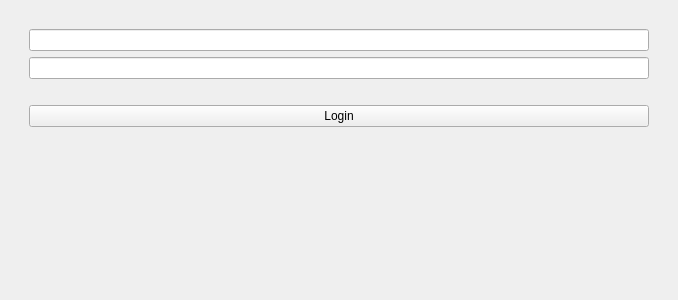
First picture: the form in src/login-dialog.ui, repository openeuler-mirror/ks-scmc-gui, before the edit.
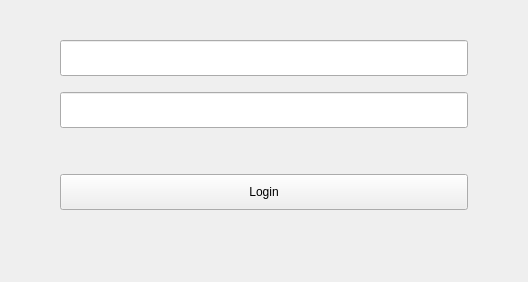
Second picture: the form after the edit.

Commit message:
fix(login):imrove ui
-完善样式

Diff of the .ui file:
```diff
--- a/src/login-dialog.ui
+++ b/src/login-dialog.ui
@@ -6,34 +6,84 @@
    <rect>
     <x>0</x>
     <y>0</y>
-    <width>678</width>
-    <height>300</height>
+    <width>528</width>
+    <height>282</height>
    </rect>
   </property>
   <property name="minimumSize">
    <size>
-    <width>600</width>
-    <height>300</height>
+    <width>528</width>
+    <height>282</height>
+   </size>
+  </property>
+  <property name="maximumSize">
+   <size>
+    <width>528</width>
+    <height>282</height>
    </size>
   </property>
   <property name="windowTitle">
    <string>Form</string>
   </property>
-  <layout class="QVBoxLayout" name="verticalLayout_3">
+  <layout class="QVBoxLayout" name="verticalLayout">
+   <property name="spacing">
+    <number>16</number>
+   </property>
+   <property name="leftMargin">
+    <number>60</number>
+   </property>
+   <property name="topMargin">
+    <number>40</number>
+   </property>
+   <property name="rightMargin">
+    <number>60</number>
+   </property>
+   <property name="bottomMargin">
+    <number>40</number>
+   </property>
    <item>
-    <widget class="QWidget" name="widget" native="true">
-     <layout class="QGridLayout" name="gridLayout">
-      <item row="0" column="0">
-       <widget class="QWidget" name="widget_3" native="true">
-        <layout class="QVBoxLayout" name="verticalLayout_2">
-         <item>
-          <widget class="QLineEdit" name="lineEdit_username"/>
+    <widget class="QLineEdit" name="lineEdit_username">
+     <property name="sizePolicy">
+      <sizepolicy hsizetype="Expanding" vsizetype="Fixed">
+       <horstretch>0</horstretch>
+       <verstretch>0</verstretch>
+      </sizepolicy>
+     </property>
+     <property name="minimumSize">
+      <size>
+       <width>0</width>
+       <height>36</height>
+      </size>
+     </property>
+     <property name="maximumSize">
+      <size>
+       <width>16777215</width>
+       <height>36</height>
+      </size>
+     </property>
+    </widget>
          </item>
          <item>
-          <widget class="QLineEdit" name="lineEdit_passwd"/>
+    <widget class="QLineEdit" name="lineEdit_passwd">
+     <property name="minimumSize">
+      <size>
+       <width>0</width>
+       <height>36</height>
+      </size>
+     </property>
+     <property name="maximumSize">
+      <size>
+       <width>16777215</width>
+       <height>36</height>
+      </size>
+     </property>
+    </widget>
          </item>
          <item>
           <layout class="QHBoxLayout" name="horizontalLayout_4">
+     <property name="spacing">
+      <number>0</number>
+     </property>
            <item>
             <widget class="QLabel" name="lab_tips">
              <property name="text">
@@ -45,6 +95,18 @@
          </item>
          <item>
           <widget class="QPushButton" name="btn_login">
+     <property name="minimumSize">
+      <size>
+       <width>0</width>
+       <height>36</height>
+      </size>
+     </property>
+     <property name="maximumSize">
+      <size>
+       <width>16777215</width>
+       <height>36</height>
+      </size>
+     </property>
            <property name="text">
             <string>Login</string>
            </property>
@@ -58,16 +120,10 @@
            <property name="sizeHint" stdset="0">
             <size>
              <width>20</width>
-             <height>40</height>
+       <height>7</height>
             </size>
            </property>
           </spacer>
-         </item>
-        </layout>
-       </widget>
-      </item>
-     </layout>
-    </widget>
    </item>
   </layout>
  </widget>
```
Lines whose indentation alone changed are shown as unchanged. The commit also changes 1 other file.
